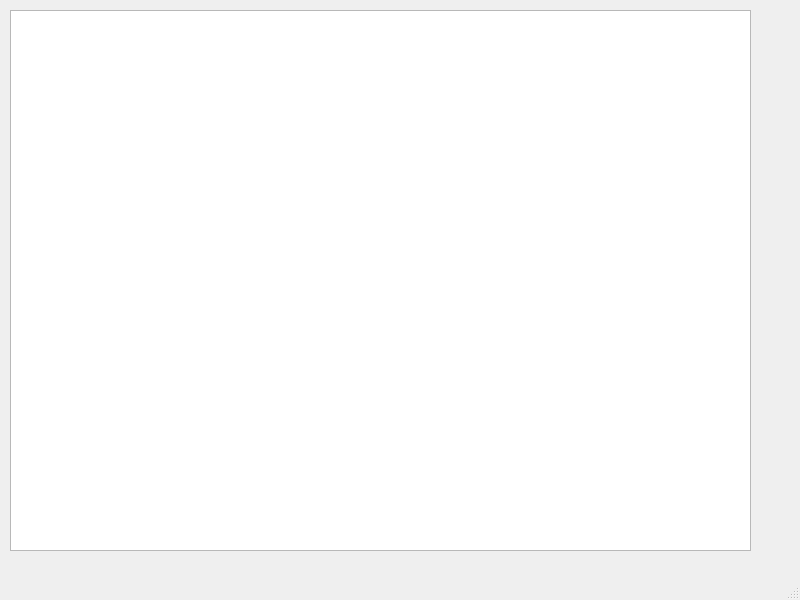
vlad-avr/oop_lab3, file mainwindow.ui: the form before one commit.
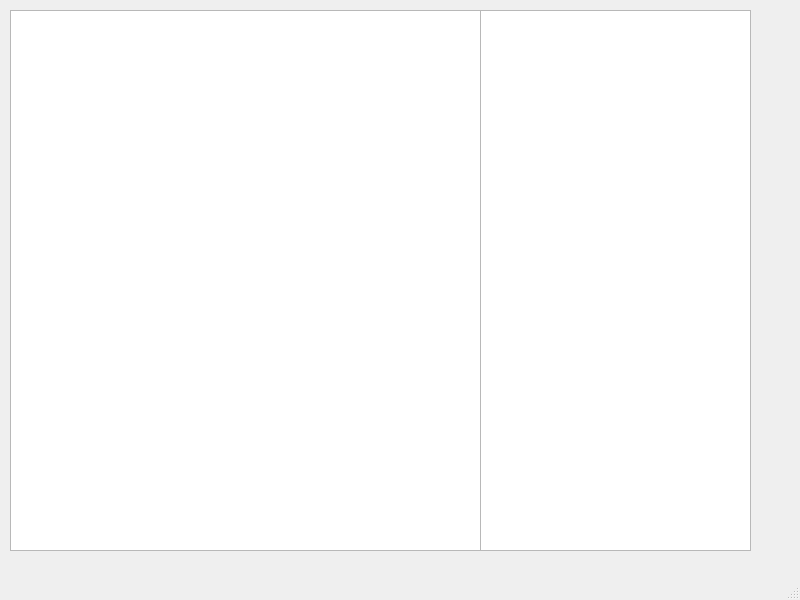
The form after the commit.

Commit message:
hint feature update
in development

What changed in the file:
```diff
--- a/mainwindow.ui
+++ b/mainwindow.ui
@@ -19,7 +19,17 @@
      <rect>
       <x>10</x>
       <y>10</y>
-      <width>741</width>
+      <width>471</width>
+      <height>541</height>
+     </rect>
+    </property>
+   </widget>
+   <widget class="QTextEdit" name="word_hints">
+    <property name="geometry">
+     <rect>
+      <x>480</x>
+      <y>10</y>
+      <width>271</width>
       <height>541</height>
      </rect>
     </property>
```
The commit also changes 6 other files.
